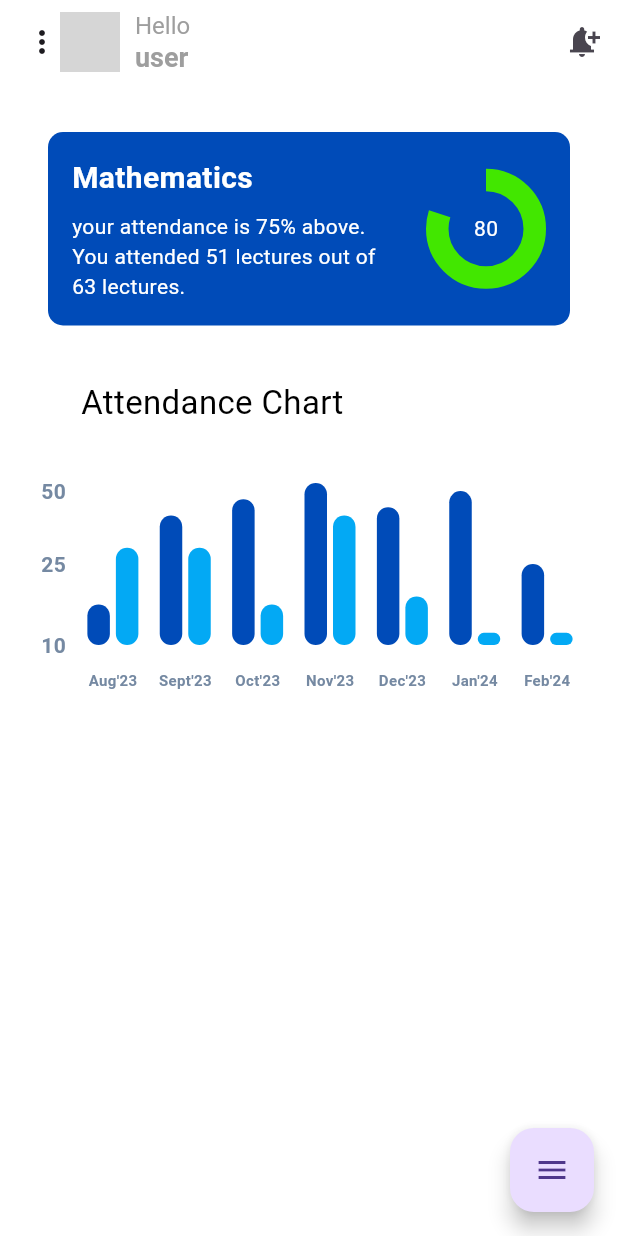
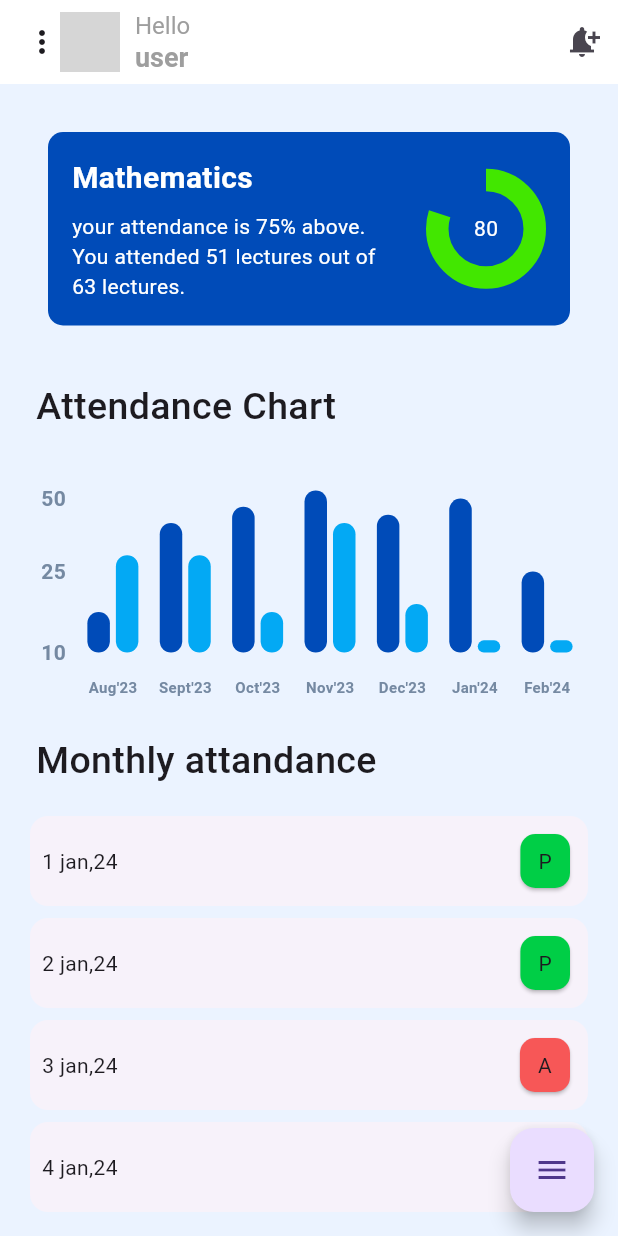
Before and after one commit to singhanshika1302/attendance_manager, a Flutter app: the screen it shows after launch, on a phone screen of 412 x 824 dp. Run offline on Flutter 3.47's test engine with Material 3 defaults, Android fonts, the phone set to English and light mode, and no system bars; drawn by our look-alikes of fl_chart, flutter_expandable_fab, percent_indicator; grey boxes are pictures that could not be loaded.

Commit message:
daily attendance list card added

```diff
--- /dev/null
+++ b/edumarshal/lib/attendance_list_card.dart
@@ -0,0 +1,38 @@
+import 'package:flutter/material.dart';
+
+class attendance_list_card extends StatefulWidget {
+  final String date;
+  final bool isPresent;
+  attendance_list_card(
+      {super.key, required this.date, required this.isPresent});
+
+  @override
+  State<attendance_list_card> createState() => _attendance_list_cardState();
+}
+
+class _attendance_list_cardState extends State<attendance_list_card> {
+  @override
+  Widget build(BuildContext context) {
+    return Card(
+      elevation: 0,
+      child: Padding(
+        padding: const EdgeInsets.all(8.0),
+        child: Row(mainAxisAlignment:MainAxisAlignment.spaceBetween,
+          children: [
+            Text(widget.date),
+            Card(
+              shape: RoundedRectangleBorder(borderRadius: BorderRadius.circular(10)),
+              color: widget.isPresent?Color(0xff00CE46):Color(0xffF75757),
+              child: Padding(
+                padding: const EdgeInsets.symmetric(horizontal: 12,vertical: 8),
+                child: Text(
+                  widget.isPresent ? "P" : "A",
+                ),
+              ),
+            )
+          ],
+        ),
+      ),
+    );
+  }
+}
--- a/edumarshal/lib/subject_wise_attendance.dart
+++ b/edumarshal/lib/subject_wise_attendance.dart
@@ -1,4 +1,5 @@
 import 'package:edumarshal/attendance_card.dart';
+import 'package:edumarshal/attendance_list_card.dart';
 import 'package:edumarshal/custom_appbar.dart';
 import 'package:fl_chart/fl_chart.dart';
 import 'package:flutter/material.dart';
@@ -53,7 +54,7 @@ class barGraphState extends State<barGraph> {
   @override
   Widget build(BuildContext context) {
     return Scaffold(
-      backgroundColor: Colors.white,
+      backgroundColor: Color(0xffEBF3FF) ,
 
          floatingActionButtonLocation: ExpandableFab.location,
       floatingActionButton: ExpandableFab(
@@ -63,15 +64,15 @@ class barGraphState extends State<barGraph> {
         // type: ExpandableFabType.up,
         // pos: ExpandableFabPos.left,
         // childrenOffset: const Offset(0, 20),
-        // fanAngle: 40,
-        // openButtonBuilder: RotateFloatingActionButtonBuilder(
-        //   child: const Icon(Icons.abc),
+      // fanAngle: 40,
+        //  openButtonBuilder: RotateFloatingActionButtonBuilder(
+        //    child: const Icon(Icons.abc),
         //   fabSize: ExpandableFabSize.large,
-        //   foregroundColor: Colors.amber,
-        //   backgroundColor: Colors.green,
-        //   shape: const CircleBorder(),
-        //   angle: 3.14 * 2,
-        // ),
+        //    foregroundColor: Colors.amber,
+        //    backgroundColor: Colors.green,
+        //    shape: const CircleBorder(),
+        //    angle: 3.14 * 2,
+        //),
         // closeButtonBuilder: FloatingActionButtonBuilder(
         //   size: 56,
         //   builder: (BuildContext context, void Function()? onPressed,
@@ -163,16 +164,11 @@ class barGraphState extends State<barGraph> {
                 mainAxisSize: MainAxisSize.min,
                 children: <Widget>[
 
-                  const SizedBox(
-                    width: 38,
-                  ),
-                  const Text(
-                    'Attendance Chart ',
-                    style: TextStyle(color: Colors.black, fontSize: 22),
-                  ),
-                  const SizedBox(
-                    width: 4,
-                  ),
+
+
+                  SizedBox(width:8 ),
+                 Text("Attendance Chart" , style: TextStyle(fontWeight: FontWeight.w500, fontSize:25 )),
+
                   //const Text(
                    // 'state',
                   //  style: TextStyle(color: Color(0xff77839a), fontSize: 16),
@@ -270,6 +266,21 @@ class barGraphState extends State<barGraph> {
               const SizedBox(
                 height: 12,
               ),
+
+              Row(
+                children: [
+                  SizedBox(width:8 ),
+                  Text("Monthly attandance" , style: TextStyle(fontWeight: FontWeight.w500, fontSize:25 )),
+                ],
+              ),
+              SizedBox(height: 15, ),
+              attendance_list_card(date: "1 jan,24", isPresent: true),
+              attendance_list_card(date: "2 jan,24", isPresent: true),
+              attendance_list_card(date: "3 jan,24", isPresent: false),
+              attendance_list_card(date: "4 jan,24", isPresent: true),
+              attendance_list_card(date: "6 jan,24", isPresent: true),
+              attendance_list_card(date: "7 jan,24", isPresent: false),
+              attendance_list_card(date: "9 jan,24", isPresent: true),
             ],
           ),
         ),
@@ -344,52 +355,7 @@ class barGraphState extends State<barGraph> {
         ),
       ],
     );
+
   }
 
-  Widget makeTransactionsIcon() {
-    const width = 4.5;
-    const space = 3.5;
-    return Row(
-      mainAxisSize: MainAxisSize.min,
-      children: <Widget>[
-        Container(
-          width: width,
-          height: 10,
-          color: Colors.white.withOpacity(0.4),
-        ),
-        const SizedBox(
-          width: space,
-        ),
-        Container(
-          width: width,
-          height: 28,
-          color: Colors.white.withOpacity(0.8),
-        ),
-        const SizedBox(
-          width: space,
-        ),
-        Container(
-          width: width,
-          height: 42,
-          color: Colors.white.withOpacity(1),
-        ),
-        const SizedBox(
-          width: space,
-        ),
-        Container(
-          width: width,
-          height: 28,
-          color: Colors.white.withOpacity(0.8),
-        ),
-        const SizedBox(
-          width: space,
-        ),
-        Container(
-          width: width,
-          height: 10,
-          color: Colors.white.withOpacity(0.4),
-        ),
-      ],
-    );
-  }
 }
```
